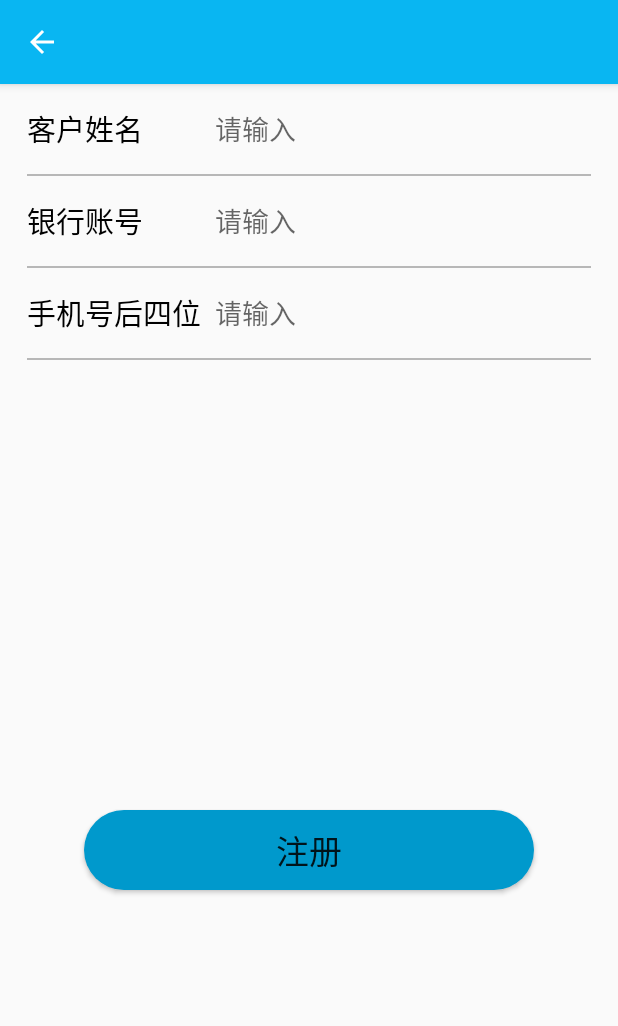
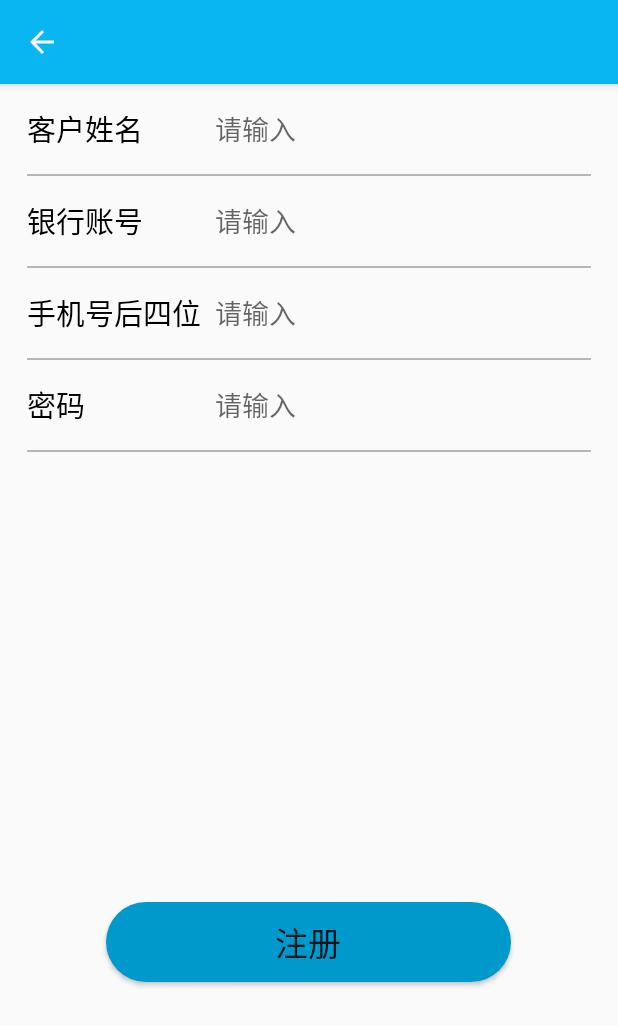
Before and after one commit to zhangzexu/dhccApp, an Android app: the screen it shows after launch (RegisterActivity), on a phone screen of 412 x 824 dp. Shown: the top 1026 px of the screen. Run offline under Robolectric (Android 15) with nearby library versions, the phone set to English and light mode, and no system bars.

Commit message:
用户登录注册

```diff
--- /dev/null
+++ b/app/src/main/java/com/dhcc/DbUtil/UserDBHelper.java
@@ -0,0 +1,182 @@
+package com.dhcc.DbUtil;
+
+import android.content.ContentValues;
+import android.content.Context;
+import android.database.Cursor;
+import android.database.sqlite.SQLiteDatabase;
+import android.database.sqlite.SQLiteOpenHelper;
+import android.util.Log;
+
+import com.dhcc.Entity.UserInfoEntity;
+
+import java.util.ArrayList;
+import java.util.List;
+
+public class UserDBHelper extends SQLiteOpenHelper {
+
+    private static final String TAG ="UserDBHelper";
+    private static final String DB_NAME="dhcc.db";
+    private static final int DB_VERSION = 1;
+    private static UserDBHelper mHelper = null;
+    private SQLiteDatabase mDB = null;
+    private static final String TABLE_NAME="user_info";
+
+    public UserDBHelper(Context context) {
+        super(context, DB_NAME, null, DB_VERSION);
+    }
+
+    public UserDBHelper(Context context,  int version) {
+        super(context, DB_NAME, null, version);
+    }
+
+   public static UserDBHelper getInstance(Context context,int version){
+        if(version>0&&mHelper==null){
+            mHelper = new UserDBHelper(context,version);
+        }else if(mHelper == null){
+            mHelper = new UserDBHelper(context);
+        }
+        return mHelper;
+   }
+
+   public SQLiteDatabase openReadLink(){
+        if(mDB==null||mDB.isOpen()!=true){
+            mDB = mHelper.getReadableDatabase();
+        }
+        return mDB;
+   }
+    public SQLiteDatabase openWriteLink(){
+        if(mDB==null||mDB.isOpen()!=true){
+            mDB = mHelper.getWritableDatabase();
+        }
+        return mDB;
+    }
+
+    public String getDbName() {
+        if(mHelper!=null){
+            return mHelper.getDatabaseName();
+        }else {
+            return DB_NAME;
+        }
+    }
+
+    @Override
+    public void onCreate(SQLiteDatabase db) {
+        Log.d(TAG,"onCreate");
+        String drop_sql = "DROP TABLE IF EXISTS "+TABLE_NAME+";";
+        db.execSQL(drop_sql);
+        StringBuffer create_sql = new StringBuffer();
+        create_sql.append("CREATE TABLE IF NOT EXISTS ");
+        create_sql.append(TABLE_NAME);
+        create_sql.append("(");
+        create_sql.append("_id INTEGER PRIMARY KEY AUTOINCREMENT NOT NULL,");
+        create_sql.append("_name VARCHAR NOT NULL,");
+        create_sql.append("_phone VARCHAR NOT NULL,");
+        create_sql.append("_password VARCHAR,");
+        create_sql.append("_bank_card VARCHAR NOT NULL");
+        create_sql.append(")");
+        Log.d(TAG,"create_sql:"+create_sql);
+        db.execSQL(create_sql.toString());
+    }
+
+    @Override
+    public void onUpgrade(SQLiteDatabase db, int oldVersion, int newVersion) {
+        Log.d(TAG,"onUpgrade oldVersion="+oldVersion+",newVersion="+newVersion);
+        if(newVersion>1){
+            String alter_sql="ALTER TABLE "+TABLE_NAME +" ADD COLUMN "+"_phone VARCHAR;";
+            Log.d(TAG,"alter_sql:"+alter_sql);
+            db.execSQL(alter_sql);
+            alter_sql="ALTER TABLE "+TABLE_NAME +" ADD COLUMN "+"_password VARCHAR;";
+            Log.d(TAG,"alter_sql:"+alter_sql);
+            db.execSQL(alter_sql);
+        }
+    }
+    public int delete(String condition){
+        int count = mDB.delete(TABLE_NAME,condition,null);
+        return count;
+    }
+    public int deleteAll(){
+        int count = mDB.delete(TABLE_NAME,"1=1",null);
+        return count;
+    }
+
+    public long insert(UserInfoEntity userInfoEntity){
+        ArrayList<UserInfoEntity> userInfoEntities = new ArrayList<>();
+        userInfoEntities.add(userInfoEntity);
+        return insert(userInfoEntities);
+    }
+
+    public long insert(ArrayList<UserInfoEntity> userInfoEntities){
+        long result = -1;
+        for (UserInfoEntity us: userInfoEntities) {
+//            ArrayList<UserInfoEntity> tempArray = new ArrayList<>();
+//            if(us.get_name()!=null&&us.get_name().length()>0){
+//                String condition = String.format("name='%s'",us.get_name());
+//                tempArray =qurey(condition);
+//                if(tempArray.size()>0){
+//                    update(us,condition);
+//                    result = tempArray.get(0).get_id();
+//                    continue;
+//                }
+//            }
+            ContentValues cv = new ContentValues();
+            cv.put("_name",us.get_name());
+            cv.put("_phone",us.get_phone());
+            cv.put("_password",us.get_password());
+            cv.put("_bank_card",us.get_bank_card());
+            result = mDB.insert(TABLE_NAME,"",cv);
+            if(result!=-1){
+                return result;
+            }
+        }
+        return result;
+
+    }
+    public  int update(UserInfoEntity info,String condition){
+        ContentValues cv=new ContentValues();
+        cv.put("_name",info.get_name());
+        cv.put("_bank_card",info.get_bank_card());
+        cv.put("_phone",info.get_phone());
+        cv.put("_password",info.get_password());
+        int count=mDB.update(TABLE_NAME,cv,condition,null);
+        return count;
+    }
+    public  int update(UserInfoEntity info){
+        return update(info,"_id="+info.get_id());
+    }
+    public  ArrayList<UserInfoEntity> qurey(String condition){
+        String sql=String.format("select _id,_name,_bank_card,"+
+                "_phone,_password from %s where %s;",TABLE_NAME,condition);
+        Log.d(TAG,"query sql:"+sql);
+        ArrayList<UserInfoEntity> infoEntityArrayList =new ArrayList<UserInfoEntity>();
+        Cursor cursor=mDB.rawQuery(sql,null);
+        if(cursor.moveToFirst()){
+            for(;;cursor.moveToNext()){
+                UserInfoEntity infoEntity=new UserInfoEntity();
+                infoEntity.set_id(cursor.getLong(0));
+                infoEntity.set_name(cursor.getString(1));
+                infoEntity.set_phone(cursor.getString(3));
+                infoEntity.set_password(cursor.getString(4));
+                infoEntity.set_bank_card(cursor.getString(2));
+                infoEntityArrayList.add(infoEntity);
+                if(cursor.isLast()==true){
+                    break;
+                }
+            }
+        }
+        cursor.close();
+        return infoEntityArrayList;
+    }
+
+    public List<UserInfoEntity> queryByName(String name){
+        return qurey(String.format("_name='%s'",name));
+    }
+
+
+    @Override
+    public synchronized void close() {
+        if(mDB!=null&&mDB.isOpen()==true){
+            mDB.close();
+            mDB = null;
+        }
+    }
+}
--- /dev/null
+++ b/app/src/main/java/com/dhcc/Entity/UserInfoEntity.java
@@ -0,0 +1,63 @@
+package com.dhcc.Entity;
+
+
+import java.io.Serializable;
+
+public class UserInfoEntity implements Serializable {
+    private long _id;
+    private String _name;
+    private String _password;
+    private String _phone;
+    private String _bank_card;
+
+    public long get_id() {
+        return _id;
+    }
+
+    public void set_id(long _id) {
+        this._id = _id;
+    }
+
+    public String get_name() {
+        return _name;
+    }
+
+    public void set_name(String _name) {
+        this._name = _name;
+    }
+
+    public String get_password() {
+        return _password;
+    }
+
+    public void set_password(String _password) {
+        this._password = _password;
+    }
+
+    public String get_phone() {
+        return _phone;
+    }
+
+    public void set_phone(String _phone) {
+        this._phone = _phone;
+    }
+
+    public String get_bank_card() {
+        return _bank_card;
+    }
+
+    public void set_bank_card(String _bank_card) {
+        this._bank_card = _bank_card;
+    }
+
+    @Override
+    public String toString() {
+        return "UserInfoEntity{" +
+                "_id=" + _id +
+                ", _name='" + _name + '\'' +
+                ", _password='" + _password + '\'' +
+                ", _phone='" + _phone + '\'' +
+                ", _bank_card='" + _bank_card + '\'' +
+                '}';
+    }
+}
--- a/app/src/main/java/com/dhcc/RegisterActivity.java
+++ b/app/src/main/java/com/dhcc/RegisterActivity.java
@@ -1,13 +1,95 @@
 package com.dhcc;
 
+import android.content.Intent;
 import android.support.v7.app.AppCompatActivity;
 import android.os.Bundle;
+import android.view.View;
+import android.widget.EditText;
+import android.widget.Toast;
+
+import com.dhcc.BaseUtil.StringUtil;
+import com.dhcc.DbUtil.UserDBHelper;
+import com.dhcc.Entity.UserInfoEntity;
+
+import java.util.List;
 
 public class RegisterActivity extends AppCompatActivity {
+
+    private EditText et_name,et_phone,et_bank_card,et_password;
+    private UserDBHelper mHelper;
 
     @Override
     protected void onCreate(Bundle savedInstanceState) {
         super.onCreate(savedInstanceState);
         setContentView(R.layout.activity_register);
+        et_name = findViewById(R.id.et_name);
+        et_phone = findViewById(R.id.et_phone);
+        et_bank_card = findViewById(R.id.et_bank_card);
+        et_password = findViewById(R.id.et_password);
+
+        findViewById(R.id.bt_register).setOnClickListener(new View.OnClickListener() {
+            @Override
+            public void onClick(View v) {
+                String _name = et_name.getText().toString();
+                String _phone = et_phone.getText().toString();
+                String _bank_card = et_bank_card.getText().toString();
+                String _password = et_password.getText().toString();
+                if(StringUtil.isEmpty(_name)){
+                    Toast.makeText(RegisterActivity.this,"客户姓名不能为空",Toast.LENGTH_LONG).show();
+                }
+                if(StringUtil.isEmpty(_bank_card)){
+                    Toast.makeText(RegisterActivity.this,"卡号不能为空",Toast.LENGTH_LONG).show();
+                }
+                List<UserInfoEntity> userInfoEntities = mHelper.queryByName(_name);
+                for (UserInfoEntity us:userInfoEntities) {
+                    if(us.get_bank_card().equals(_bank_card)){
+                        if(us.get_phone().endsWith(_phone)){
+                            if(StringUtil.isEmpty(_password)){
+                                Toast.makeText(RegisterActivity.this,"密码不能为空",Toast.LENGTH_LONG).show();
+                            }else {
+                                Toast.makeText(RegisterActivity.this,"注册成功请登录",Toast.LENGTH_LONG).show();
+                                us.set_password(_password);
+                                mHelper.update(us);
+                                Intent intent = new Intent(RegisterActivity.this, MainActivity.class);
+                                startActivity(intent);
+                            }
+
+                        }else {
+                            Toast.makeText(RegisterActivity.this,"预留手机号不对",Toast.LENGTH_LONG).show();
+                        }
+                    }else {
+                        Toast.makeText(RegisterActivity.this,"卡号不正确",Toast.LENGTH_LONG).show();
+                    }
+                }
+            }
+        });
+    }
+
+    @Override
+    protected void onResume() {
+        super.onResume();
+        mHelper = UserDBHelper.getInstance(this,2);
+        mHelper.openWriteLink();
+        UserInfoEntity userInfoEntity = new UserInfoEntity();
+        userInfoEntity.set_bank_card("6222621070001740360");
+        userInfoEntity.set_phone("15809591715");
+        userInfoEntity.set_name("张泽旭");
+        mHelper.insert(userInfoEntity);
+        userInfoEntity = new UserInfoEntity();
+        userInfoEntity.set_bank_card("6222621070001740361");
+        userInfoEntity.set_phone("15809591716");
+        userInfoEntity.set_name("张泽旭");
+        mHelper.insert(userInfoEntity);
+        userInfoEntity = new UserInfoEntity();
+        userInfoEntity.set_bank_card("6222621070001740362");
+        userInfoEntity.set_phone("15809591717");
+        userInfoEntity.set_name("张泽旭");
+        mHelper.insert(userInfoEntity);
+    }
+
+    @Override
+    protected void onPause() {
+        super.onPause();
+        mHelper.close();
     }
 }
--- a/app/src/main/res/layout/activity_register.xml
+++ b/app/src/main/res/layout/activity_register.xml
@@ -19,6 +19,7 @@
             android:layout_height="match_parent"
             android:text="客户姓名"/>
         <EditText
+            android:id="@+id/et_name"
             android:hint="请输入"
             android:singleLine="true"
             android:maxLines="1"
@@ -45,11 +46,13 @@
             android:layout_weight="1"
             android:layout_marginLeft="18dp"
             android:textSize="19sp"
+            android:inputType="numberDecimal"
             android:gravity="center_vertical"
             android:layout_height="match_parent"
             android:textColor="#000000"
             android:text="银行账号"/>
         <EditText
+            android:id="@+id/et_bank_card"
             android:singleLine="true"
             android:maxLines="1"
             android:hint="请输入"
@@ -81,6 +84,7 @@
             android:textColor="#000000"
             android:text="手机号后四位"/>
         <EditText
+            android:id="@+id/et_phone"
             android:singleLine="true"
             android:maxLines="1"
             android:hint="请输入"
@@ -98,9 +102,43 @@
         android:background="@color/colorLine">
 
     </View>
+    <LinearLayout
+        android:layout_width="match_parent"
+        android:layout_height="60dp"
+        android:orientation="horizontal">
+        <TextView
+            android:layout_width="0dp"
+            android:layout_weight="1"
+            android:layout_marginLeft="18dp"
+            android:textSize="19sp"
+            android:gravity="center_vertical"
+            android:layout_height="match_parent"
+            android:textColor="#000000"
+            android:text="密码"/>
+        <EditText
+            android:id="@+id/et_password"
+            android:singleLine="true"
+            android:maxLines="1"
+            android:hint="请输入"
+            android:inputType="textPassword"
+            android:layout_marginRight="18dp"
+            android:background="@null"
+            android:layout_width="0dp"
+            android:layout_weight="2"
+            android:layout_height="match_parent" />
+    </LinearLayout>
+    <View
+        android:layout_width="match_parent"
+        android:layout_marginLeft="18dp"
+        android:layout_marginRight="18dp"
+        android:layout_height="1dp"
+        android:background="@color/colorLine">
+
+    </View>
 
     <Button
-        android:layout_width="300dp"
+        android:id="@+id/bt_register"
+        android:layout_width="270dp"
         android:layout_height="wrap_content"
         android:layout_gravity="center"
         android:layout_marginTop="300dp"
```
Also changed, not shown: app/src/main/java/com/dhcc/BaseUtil/StringUtil.java (added, +9 -0 lines).
